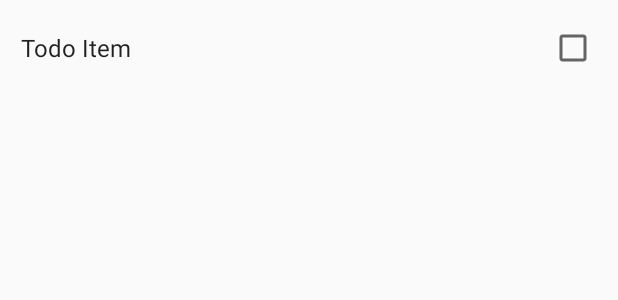
After one commit to carlosgracite/katafold, an Android app: the layout adapter_todo.xml on its own in the app's theme, with its tools: preview values and no code run, on a phone screen of 412 x 824 dp. The commit adds this screen. Shown: the top 300 px of the screen. Run offline under Robolectric (Android 15) with nearby library versions, the phone set to English and light mode, and no system bars.

Commit message:
user now can togge todo state

```diff
--- a/sample-todo/src/main/java/com/example/todo/ui/activity/TodoListActivity.java
+++ b/sample-todo/src/main/java/com/example/todo/ui/activity/TodoListActivity.java
@@ -31,7 +31,7 @@ public class TodoListActivity extends BaseKataActivity<AppStore, AppState> {
         setContentView(R.layout.activity_todo_list);
         ButterKnife.bind(this);
 
-        todoAdapter = new TodoAdapter(getState().todoItems());
+        todoAdapter = new TodoAdapter(getStore(), getState().todoItems());
 
         todoRecyclerView.setLayoutManager(new LinearLayoutManager(this));
         todoRecyclerView.setAdapter(todoAdapter);
--- /dev/null
+++ b/sample-todo/src/main/res/layout/adapter_todo.xml
@@ -0,0 +1,15 @@
+<?xml version="1.0" encoding="utf-8"?>
+<CheckedTextView xmlns:android="http://schemas.android.com/apk/res/android"
+    xmlns:tools="http://schemas.android.com/tools"
+    android:id="@android:id/text1"
+    android:layout_width="match_parent"
+    android:layout_height="?android:attr/listPreferredItemHeight"
+    android:textAppearance="?android:attr/textAppearanceListItem"
+    android:gravity="center_vertical"
+    android:checkMark="?android:attr/listChoiceIndicatorMultiple"
+    android:paddingStart="14dp"
+    android:paddingEnd="14dp"
+    android:paddingLeft="14dp"
+    android:paddingRight="14dp"
+    android:background="?attr/selectableItemBackground"
+    tools:text="Todo Item"/>
```
Also changed, not shown: sample-todo/src/main/java/com/example/todo/ui/TodoAdapter.java (+19 -7 lines).
